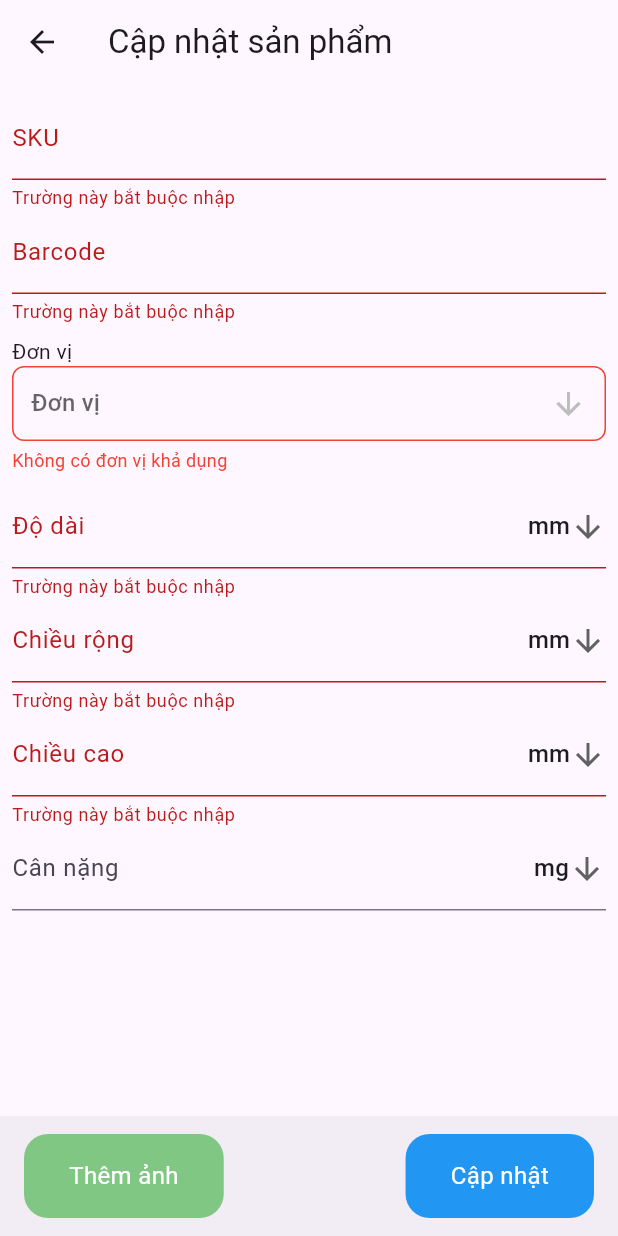
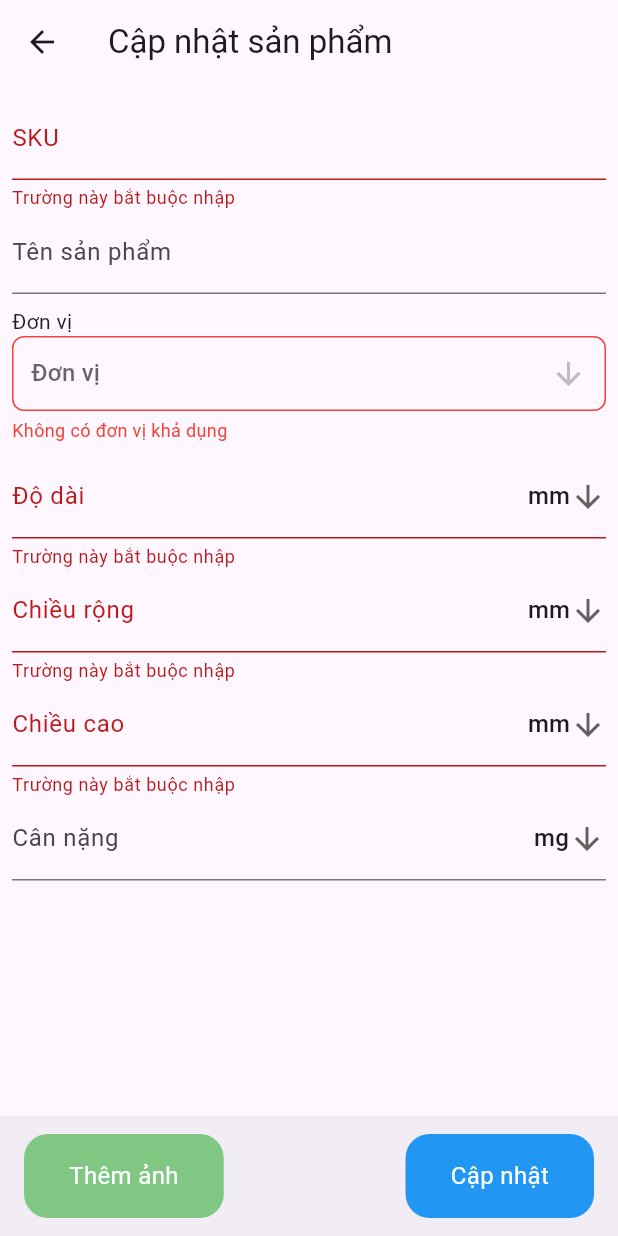
Before and after one commit to huutan3621/flutter_scan, a Flutter app: the CreateItemChild screen opened directly, after a tap on "Cập nhật", on a phone screen of 412 x 824 dp. Run offline on Flutter 3.47's test engine with Material 3 defaults, Android fonts, the phone set to English and light mode, and no system bars; our stand-ins replace connectivity_plus, dio, image_picker, permission_handler, photo_view, shared_preferences; missing offline and left inert: simple_barcode_scanner; accounts and stored records are empty.

Commit message:
update new version

```diff
--- a/lib/model/product_model.dart
+++ b/lib/model/product_model.dart
@@ -48,6 +48,8 @@ class ResponseModel {
 class ProductModel {
   @JsonKey(name: "itemCode")
   final String itemCode;
+  @JsonKey(name: "itemName")
+  final String? itemName;
   @JsonKey(name: "barCode")
   final String barCode;
   @JsonKey(name: "unitOfMeasure")
@@ -73,6 +75,7 @@ class ProductModel {
 
   ProductModel({
     required this.itemCode,
+    this.itemName,
     required this.barCode,
     required this.unitOfMeasure,
     required this.length,
@@ -88,6 +91,7 @@ class ProductModel {
 
   ProductModel copyWith({
     String? itemCode,
+    String? itemName,
     String? barCode,
     String? unitOfMeasure,
     int? length,
@@ -102,6 +106,7 @@ class ProductModel {
   }) =>
       ProductModel(
         itemCode: itemCode ?? this.itemCode,
+        itemName: itemName ?? this.itemName,
         barCode: barCode ?? this.barCode,
         unitOfMeasure: unitOfMeasure ?? this.unitOfMeasure,
         length: length ?? this.length,
--- a/lib/screens/create_item_screen.dart
+++ b/lib/screens/create_item_screen.dart
@@ -105,21 +105,29 @@ class _CreateItemChildState extends State<CreateItemChild> {
                               return null;
                             },
                           ),
+                          // TextFormField(
+                          //   controller: value.barCodeController,
+                          //   enabled: value.isBarcodeEnable,
+                          //   readOnly: true,
+                          //   decoration:
+                          //       const InputDecoration(labelText: 'Barcode'),
+                          //   onTap: () {
+                          //     value.scanBarCode(context);
+                          //   },
+                          //   validator: (value) {
+                          //     if (value == null || value.isEmpty) {
+                          //       return 'Trường này bắt buộc nhập';
+                          //     }
+                          //     return null;
+                          //   },
+                          // ),
+
                           TextFormField(
-                            controller: value.barCodeController,
-                            enabled: value.isBarcodeEnable,
                             readOnly: true,
-                            decoration:
-                                const InputDecoration(labelText: 'Barcode'),
-                            onTap: () {
-                              value.scanBarCode(context);
-                            },
-                            validator: (value) {
-                              if (value == null || value.isEmpty) {
-                                return 'Trường này bắt buộc nhập';
-                              }
-                              return null;
-                            },
+                            controller: TextEditingController(
+                                text: widget.product?.itemName ?? ""),
+                            decoration: const InputDecoration(
+                                labelText: 'Tên sản phẩm'),
                           ),
                           CustomValidateDropDown(
                             label: "Đơn vị",
```
Also changed, not shown: lib/controller/create_item_provider.dart (+121 -54 lines), lib/controller/home_provider.dart (+4 -4 lines), lib/screens/home_screen.dart (+19 -5 lines), lib/service/api_service.dart (+31 -5 lines), lib/model/product_model.g.dart, pubspec.lock, 1 other file.
